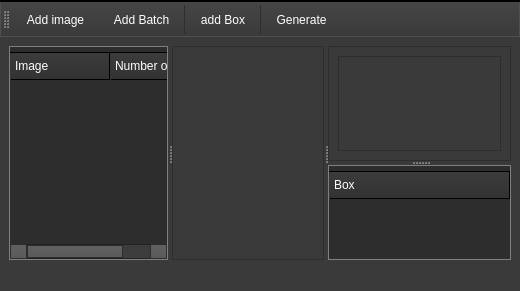
Before: the Qt Designer form app.ui in nnicknamename/ImData, drawn with Qt 5.
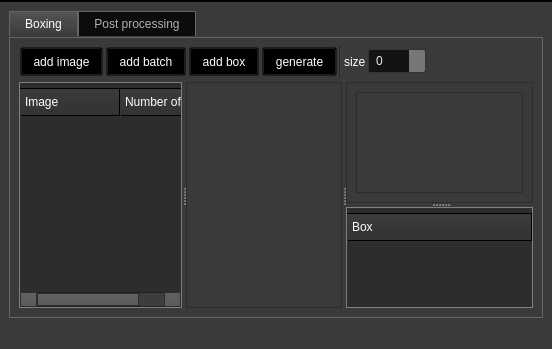
After: the same form once the commit is applied. Icons and pictures are not drawn.

Commit message: fix editor image scaling

Patch:
```diff
--- a/app.ui
+++ b/app.ui
@@ -6,8 +6,8 @@
    <rect>
     <x>0</x>
     <y>0</y>
-    <width>520</width>
-    <height>291</height>
+    <width>552</width>
+    <height>349</height>
    </rect>
   </property>
   <property name="sizePolicy">
@@ -1020,6 +1020,16 @@
   <widget class="QWidget" name="centralwidget">
    <layout class="QGridLayout" name="gridLayout">
     <item row="0" column="0">
+     <widget class="QTabWidget" name="tabWidget">
+      <property name="currentIndex">
+       <number>0</number>
+      </property>
+      <widget class="QWidget" name="tab_1">
+       <attribute name="title">
+        <string>Boxing</string>
+       </attribute>
+       <layout class="QGridLayout" name="gridLayout_4">
+        <item row="1" column="0">
      <widget class="QSplitter" name="splitter_2">
       <property name="orientation">
        <enum>Qt::Horizontal</enum>
@@ -1189,32 +1199,137 @@
       </widget>
      </widget>
     </item>
+        <item row="0" column="0">
+         <layout class="QHBoxLayout" name="horizontalLayout_2">
+          <property name="spacing">
+           <number>2</number>
+          </property>
+          <property name="sizeConstraint">
+           <enum>QLayout::SetMinimumSize</enum>
+          </property>
+          <item>
+           <widget class="QToolButton" name="add_image_button">
+            <property name="sizePolicy">
+             <sizepolicy hsizetype="Fixed" vsizetype="Fixed">
+              <horstretch>0</horstretch>
+              <verstretch>0</verstretch>
+             </sizepolicy>
+            </property>
+            <property name="text">
+             <string>add image</string>
+            </property>
+           </widget>
+          </item>
+          <item>
+           <widget class="QToolButton" name="add_batch_button">
+            <property name="sizePolicy">
+             <sizepolicy hsizetype="Fixed" vsizetype="Fixed">
+              <horstretch>0</horstretch>
+              <verstretch>0</verstretch>
+             </sizepolicy>
+            </property>
+            <property name="text">
+             <string>add batch</string>
+            </property>
+           </widget>
+          </item>
+          <item>
+           <widget class="QToolButton" name="add_box_button">
+            <property name="sizePolicy">
+             <sizepolicy hsizetype="Fixed" vsizetype="Fixed">
+              <horstretch>0</horstretch>
+              <verstretch>0</verstretch>
+             </sizepolicy>
+            </property>
+            <property name="text">
+             <string>add box</string>
+            </property>
+           </widget>
+          </item>
+          <item>
+           <widget class="QToolButton" name="generate_button">
+            <property name="sizePolicy">
+             <sizepolicy hsizetype="Fixed" vsizetype="Fixed">
+              <horstretch>0</horstretch>
+              <verstretch>0</verstretch>
+             </sizepolicy>
+            </property>
+            <property name="text">
+             <string>generate</string>
+            </property>
+           </widget>
+          </item>
+          <item>
+           <widget class="Line" name="line">
+            <property name="orientation">
+             <enum>Qt::Vertical</enum>
+            </property>
+           </widget>
+          </item>
+          <item>
+           <widget class="QLabel" name="label">
+            <property name="text">
+             <string>size</string>
+            </property>
+           </widget>
+          </item>
+          <item>
+           <widget class="QSpinBox" name="spinBox">
+            <property name="maximum">
+             <number>1000</number>
+            </property>
+           </widget>
+          </item>
+          <item>
+           <spacer name="horizontalSpacer">
+            <property name="orientation">
+             <enum>Qt::Horizontal</enum>
+            </property>
+            <property name="sizeHint" stdset="0">
+             <size>
+              <width>40</width>
+              <height>20</height>
+             </size>
+            </property>
+           </spacer>
+          </item>
+         </layout>
+        </item>
+       </layout>
+      </widget>
+      <widget class="QWidget" name="tab_2">
+       <attribute name="title">
+        <string>Post processing</string>
+       </attribute>
+       <layout class="QGridLayout" name="gridLayout_5">
+        <item row="0" column="0">
+         <widget class="QSplitter" name="splitter_3">
+          <property name="orientation">
+           <enum>Qt::Horizontal</enum>
+          </property>
+          <widget class="QTreeWidget" name="treeWidget">
+           <column>
+            <property name="text">
+             <string notr="true">1</string>
+            </property>
+           </column>
+          </widget>
+          <widget class="QGraphicsView" name="graphicsView_2"/>
+         </widget>
+        </item>
+       </layout>
+      </widget>
+     </widget>
+    </item>
    </layout>
   </widget>
   <widget class="QStatusBar" name="statusbar"/>
-  <widget class="QToolBar" name="toolBar">
-   <property name="windowTitle">
-    <string>toolBar</string>
-   </property>
-   <attribute name="toolBarArea">
-    <enum>TopToolBarArea</enum>
-   </attribute>
-   <attribute name="toolBarBreak">
-    <bool>false</bool>
-   </attribute>
-   <addaction name="addImage"/>
-   <addaction name="actionaddBatch"/>
-   <addaction name="separator"/>
-   <addaction name="actionaddBox"/>
-   <addaction name="separator"/>
-   <addaction name="actionGenerate"/>
-  </widget>
   <widget class="QMenuBar" name="menubar">
    <property name="geometry">
     <rect>
      <x>0</x>
      <y>0</y>
-     <width>520</width>
+     <width>552</width>
      <height>24</height>
     </rect>
    </property>
```
Left out of the diff: 68 changed lines with no effect on the pictures. Lines whose indentation alone changed are shown as unchanged. The commit also changes 4 other files.
